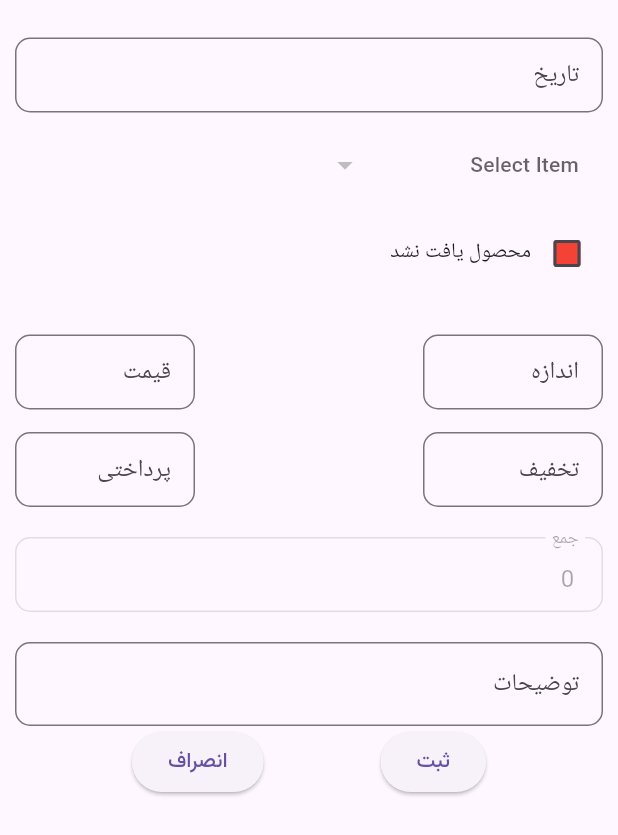
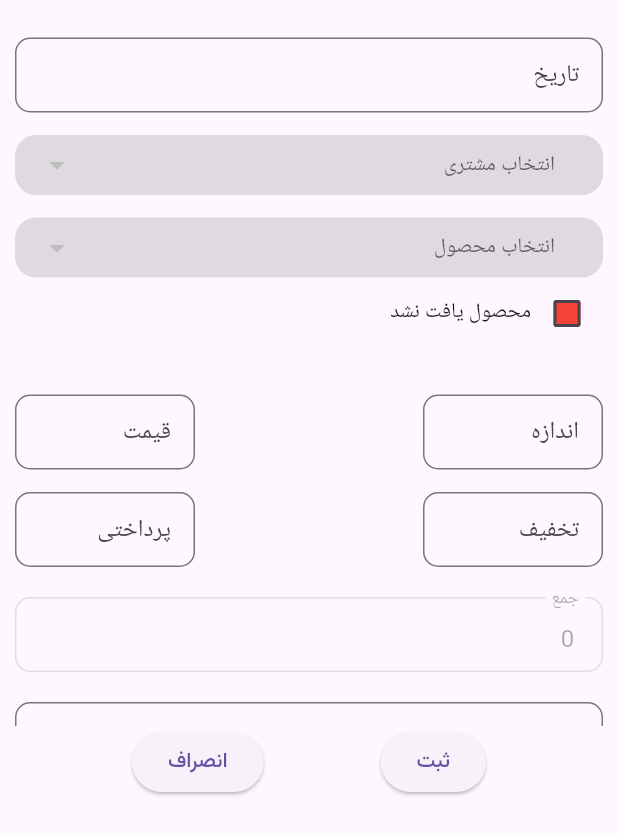
Before and after one commit to Galavani1994/accounting, a Flutter app: the Add screen opened directly, on a phone screen of 412 x 824 dp. Shown: the top 835 px of the screen. Run offline on Flutter 3.47's test engine with Material 3 defaults, Android fonts, the phone set to English and light mode, and no system bars; drawn by our look-alikes of dropdown_button2; our stand-ins replace dropdown_search, flutter_typeahead, pie_chart, quickalert, sqflite; missing offline and left inert: dart:ffi, persian_datetime_picker; accounts and stored records are empty.

Commit message:
fix dropdown

```diff
--- a/lib/sale/Add.dart
+++ b/lib/sale/Add.dart
@@ -76,7 +76,7 @@ class _AddState extends State<Add> {
                         SizedBox(height: 15),
                         f_customer(),
                         SizedBox(height: 15),
-                        //f_product(),
+                        f_product(),
                         f_checkBox(),
                         SizedBox(height: 15),
                         f_product_title(),
@@ -137,19 +137,17 @@ class _AddState extends State<Add> {
     );
   }
 
-  Widget f_customer1() {
+  Widget f_customer() {
     DatabaseHelper dbHelper = DatabaseHelper();
     var fetchCustomers = dbHelper.fetchCustomers();
-
-    late int selectedCustomer;
 
     return FutureBuilder<List<Customer>>(
       future: fetchCustomers,
       builder: (context, snapshot) {
+        List<Customer>? items = snapshot.data;
 
-            List<Customer>? items = snapshot.data;
         return DropdownButtonHideUnderline(
-              child: DropdownButton2<int>(
+          child: DropdownButton2<String>(
             isExpanded: true,
             hint: Text(
               'انتخاب مشتری',
@@ -158,79 +156,32 @@ class _AddState extends State<Add> {
                 color: Theme.of(context).hintColor,
               ),
             ),
-                items: items
-                    ?.map((item) => DropdownMenuItem<int>(
-                  value: item.id,
+            items: items!
+                .map((item) => DropdownMenuItem(
+                      value: item.id.toString() +
+                          "-" +
+                          item.first_name +
+                          "-" +
+                          item.last_name,
                       child: Text(
                         item.first_name,
-                    style: const TextStyle(
-                      fontSize: 14,
-                    ),
+                        style: const TextStyle(fontSize: 14),
                       ),
                     ))
                 .toList(),
-                onChanged: (value) {
-                  // Move the setState call outside of the build method
-                  setState(() {
-                    selectedCustomer = value!;
-                  });
-                },
-                buttonStyleData: const ButtonStyleData(
-                  padding: EdgeInsets.symmetric(horizontal: 16),
-                  height: 50,
-                  decoration: BoxDecoration(
-                    borderRadius: BorderRadius.all(Radius.circular(14)),
-                    color: Colors.black12,
-                  ),
-                ),
-                dropdownStyleData: const DropdownStyleData(
-                  maxHeight: 200,
-                ),
-                menuItemStyleData: const MenuItemStyleData(
-                  height: 40,
-                ),
-                dropdownSearchData: DropdownSearchData(
-                  searchController: textEditingController,
-                  searchInnerWidgetHeight: 50,
-                  searchInnerWidget: buildDropdownSearchInnerWidget(),
-                  searchMatchFn: (item, searchValue) {
-                    return item.value.toString().contains(searchValue);
-                  },
-                ),
-              ),
-            );
-        });
-  }
-  Widget f_customer(){
-    DatabaseHelper dbHelper = DatabaseHelper();
-    var fetchCustomers = dbHelper.fetchCustomers();
-    return FutureBuilder<List<Customer>>(
-      future: fetchCustomers,
-      builder: (context,snapshot) {
-        List<Customer>? items = snapshot.data;
-        return DropdownButtonHideUnderline(
-          child: DropdownButton2<Customer>(
-            isExpanded: true,
-            hint: Text(
-              'Select Item',
-              style: TextStyle(
-                fontSize: 14,
-                color: Theme
-                    .of(context)
-                    .hintColor,
-              ),
-            ),
-            items: items!.map((item) => DropdownMenuItem(value: item, child: Text(item.first_name, style: const TextStyle(fontSize: 14,),),)).toList(),
-            value: selectedValue,
+            value: selectedCustomer,
             onChanged: (value) {
               setState(() {
-                selectedValue = value;
+                selectedCustomer = value;
               });
             },
             buttonStyleData: const ButtonStyleData(
               padding: EdgeInsets.symmetric(horizontal: 16),
               height: 40,
-              width: 200,
+              decoration: BoxDecoration(
+                borderRadius: BorderRadius.all(Radius.circular(14)),
+                color: Colors.black12,
+              ),
             ),
             dropdownStyleData: const DropdownStyleData(
               maxHeight: 200,
@@ -268,10 +219,10 @@ class _AddState extends State<Add> {
                 ),
               ),
               searchMatchFn: (item, searchValue) {
-                return item.value!.first_name.toString().contains(searchValue);
+                return item.value.toString().contains(searchValue);
               },
             ),
-            //This to clear the search value when you close the menu
+            // This to clear the search value when you close the menu
             onMenuStateChange: (isOpen) {
               if (!isOpen) {
                 textEditingController.clear();
@@ -279,40 +230,11 @@ class _AddState extends State<Add> {
             },
           ),
         );
-      });
-  }
-
-
-  Widget buildDropdownSearchInnerWidget() {
-    return Container(
-      height: 60,
-      padding: const EdgeInsets.only(
-        top: 8,
-        bottom: 4,
-        right: 8,
-        left: 8,
-      ),
-      child: TextFormField(
-        expands: true,
-        maxLines: null,
-        controller: textEditingController,
-        decoration: InputDecoration(
-          isDense: true,
-          contentPadding: const EdgeInsets.symmetric(
-            horizontal: 10,
-            vertical: 8,
-          ),
-          hintText: 'Search for an item...',
-          hintStyle: const TextStyle(fontSize: 12),
-          border: OutlineInputBorder(
-            borderRadius: BorderRadius.circular(8),
-          ),
-        ),
-      ),
+      },
     );
   }
 
-  /*Widget f_product() {
+  Widget f_product() {
     ProductService service = ProductService();
     var fetchProducts = service.fetchProducts();
     return Visibility(
@@ -320,15 +242,10 @@ class _AddState extends State<Add> {
       child: FutureBuilder<List<Product>>(
         future: fetchProducts,
         builder: (context, snapshot) {
-          if (snapshot.connectionState == ConnectionState.waiting) {
-            return CircularProgressIndicator(); // Loading indicator while fetching data
-          } else if (snapshot.hasError) {
-            return Text(
-                'Error: ${snapshot.error}'); // Display an error message if an error occurs
-          } else {
           List<Product>? items = snapshot.data;
+
           return DropdownButtonHideUnderline(
-              child: DropdownButton2<int>(
+            child: DropdownButton2<String>(
               isExpanded: true,
               hint: Text(
                 'انتخاب محصول',
@@ -337,14 +254,12 @@ class _AddState extends State<Add> {
                   color: Theme.of(context).hintColor,
                 ),
               ),
-                items: items
-                    ?.map((item) => DropdownMenuItem(
-                          value: item.id,
+              items: items!
+                  .map((item) => DropdownMenuItem(
+                        value: item.id.toString() + "-" + item.fullName,
                         child: Text(
                           item.fullName,
-                            style: const TextStyle(
-                              fontSize: 14,
-                            ),
+                          style: const TextStyle(fontSize: 14),
                         ),
                       ))
                   .toList(),
@@ -356,7 +271,7 @@ class _AddState extends State<Add> {
               },
               buttonStyleData: const ButtonStyleData(
                 padding: EdgeInsets.symmetric(horizontal: 16),
-                  height: 50,
+                height: 40,
                 decoration: BoxDecoration(
                   borderRadius: BorderRadius.all(Radius.circular(14)),
                   color: Colors.black12,
@@ -372,7 +287,7 @@ class _AddState extends State<Add> {
                 searchController: textProductController,
                 searchInnerWidgetHeight: 50,
                 searchInnerWidget: Container(
-                    height: 60,
+                  height: 50,
                   padding: const EdgeInsets.only(
                     top: 8,
                     bottom: 4,
@@ -401,7 +316,7 @@ class _AddState extends State<Add> {
                   return item.value.toString().contains(searchValue);
                 },
               ),
-                //This to clear the search value when you close the menu
+              // This to clear the search value when you close the menu
               onMenuStateChange: (isOpen) {
                 if (!isOpen) {
                   textProductController.clear();
@@ -409,11 +324,10 @@ class _AddState extends State<Add> {
               },
             ),
           );
-          }
         },
       ),
     );
-  }*/
+  }
 
   Widget f_checkBox() {
     return Row(
@@ -589,9 +503,13 @@ class _AddState extends State<Add> {
       description: descriptionController.text,
       createDate: dateTimeController.text,
       updateDate: DateTime.now().toString(),
-      productId: selectedProduct,
+      productId: selectedProduct == null
+          ? null
+          : int.parse(selectedProduct.split('-')[0]),
       productTitle: productTitleController.text,
-      customerId: selectedCustomer,
+      customerId: selectedCustomer == null
+          ? null
+          : int.parse(selectedCustomer.split('-')[0]),
       quantity: quantityController.text.isEmpty
           ? 0
           : double.parse(quantityController.text),
```
Lines whose indentation alone changed are shown as unchanged.
